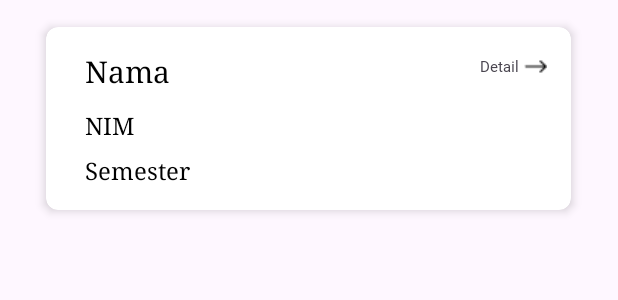
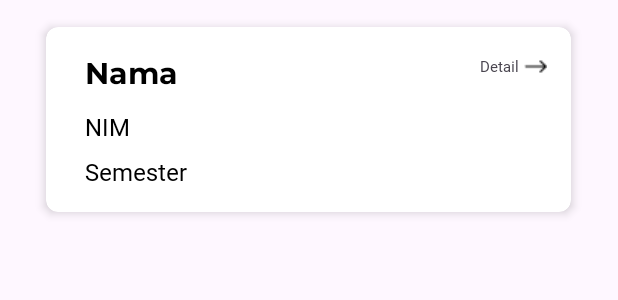
Before and after one commit to SuryaHidayat93/UAS-Pemger, an Android app: the layout item_main.xml on its own in the app's theme, with its tools: preview values and no code run, on a phone screen of 412 x 824 dp. Shown: the top 300 px of the screen. Run offline under Robolectric (Android 15) with nearby library versions, the phone set to English and light mode, and no system bars.

Commit message:
update 18

```diff
--- a/app/src/main/java/com/example/utspemhir/RiwayatDosenActivity.java
+++ b/app/src/main/java/com/example/utspemhir/RiwayatDosenActivity.java
@@ -102,7 +102,7 @@ public class RiwayatDosenActivity extends AppCompatActivity implements MyAdapter
                         List<Student> mahasiswaList = dosenList.get(0).getMahasiswa();
                         data.clear();
                         for (Student student : mahasiswaList) {
-                            data.add(new Item("Nama: " + student.getNama(), "Nim: " + student.getNIM(), "Semester " + student.getSemester(), R.drawable.gambar1));
+                            data.add(new Item( student.getNama(), student.getNIM(), "Semester " + student.getSemester(), R.drawable.gambar1));
                         }
                         adapter.notifyDataSetChanged();
                     }
--- a/app/src/main/res/layout/item_main.xml
+++ b/app/src/main/res/layout/item_main.xml
@@ -52,7 +52,7 @@
                 android:id="@+id/name"
                 android:layout_width="wrap_content"
                 android:layout_height="wrap_content"
-                android:fontFamily="serif"
+                android:fontFamily="@font/montserrat_bold"
                 android:layout_marginLeft="10dp"
                 android:layout_marginBottom="10dp"
                 android:textColor="@color/black"
@@ -60,7 +60,7 @@
                 tools:text="Nama" />
 
             <TextView
-                android:fontFamily="serif"
+                android:fontFamily="@font/montserrat_regular"
                 android:id="@+id/nim"
                 android:layout_width="wrap_content"
                 android:layout_height="wrap_content"
@@ -72,7 +72,7 @@
                 tools:text="NIM" />
 
             <TextView
-                android:fontFamily="serif"
+                android:fontFamily="@font/montserrat_regular"
                 android:id="@+id/semester"
                 android:layout_width="wrap_content"
                 android:layout_height="wrap_content"
```
